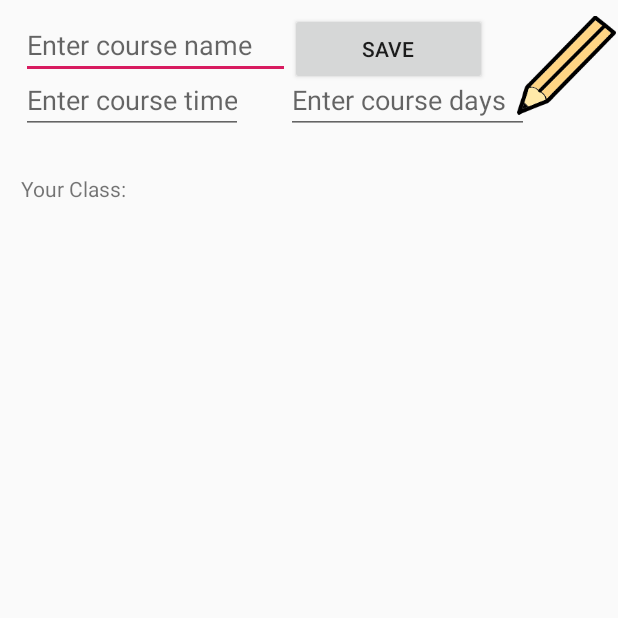
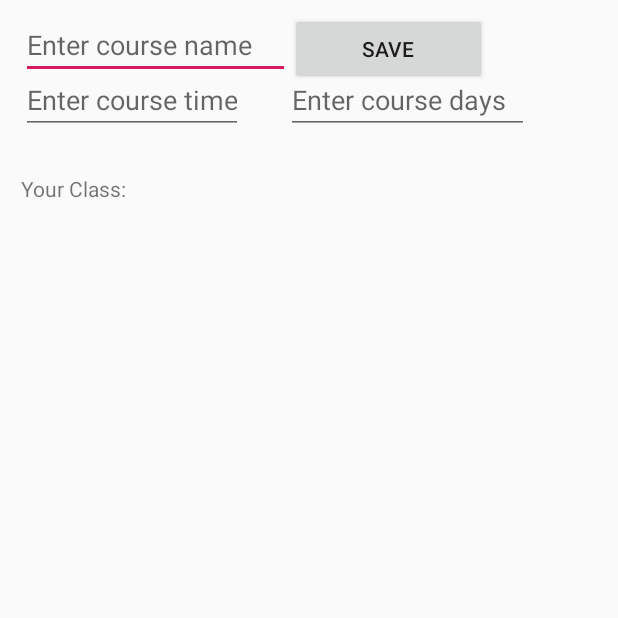
Before and after one commit to alyazyah/sister-software, an Android app: the MidSemester screen opened directly, with no data from a screen before it, after a tap on "SAVE", on a phone screen of 412 x 824 dp, the top half of it. Run offline under Robolectric (Android 15) with nearby library versions, the phone set to English and light mode, and no system bars.

Commit message:
o wait....

```diff
--- a/app/src/main/res/layout/activity_mid_semester.xml
+++ b/app/src/main/res/layout/activity_mid_semester.xml
@@ -76,16 +76,4 @@
         android:hint="Enter course days"
         android:inputType="textPersonName" />
 
-    <ImageView
-        android:id="@+id/imageView3"
-        android:layout_width="66dp"
-        android:layout_height="68dp"
-        android:layout_alignParentTop="true"
-        android:layout_alignParentEnd="true"
-        android:layout_alignParentRight="true"
-        android:layout_marginTop="9dp"
-        android:layout_marginEnd="1dp"
-        android:layout_marginRight="1dp"
-        app:srcCompat="@drawable/ic_pencil_colored2" />
-
 </RelativeLayout>
```
